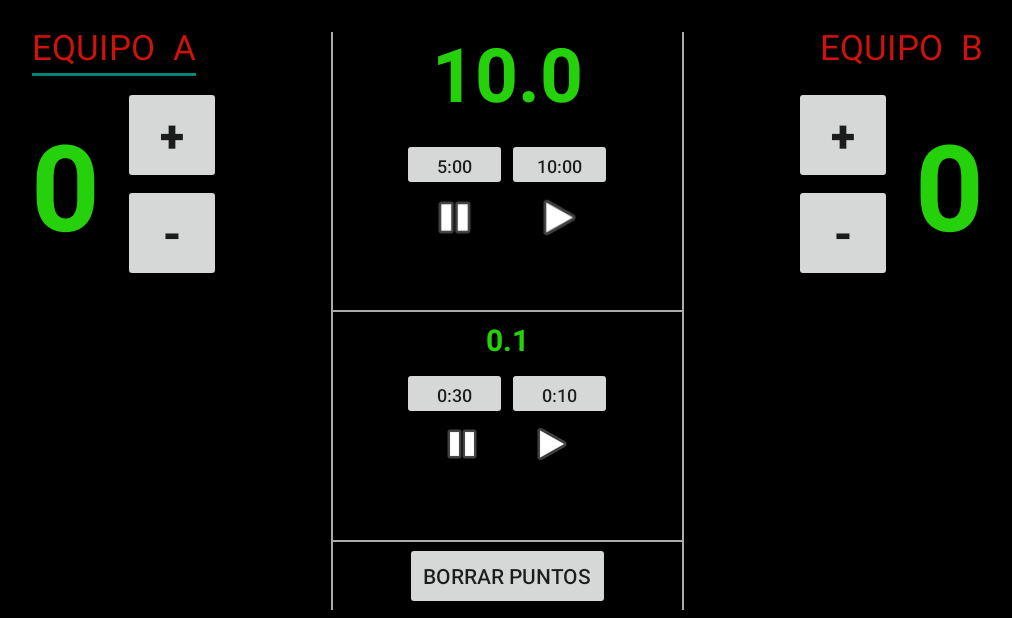
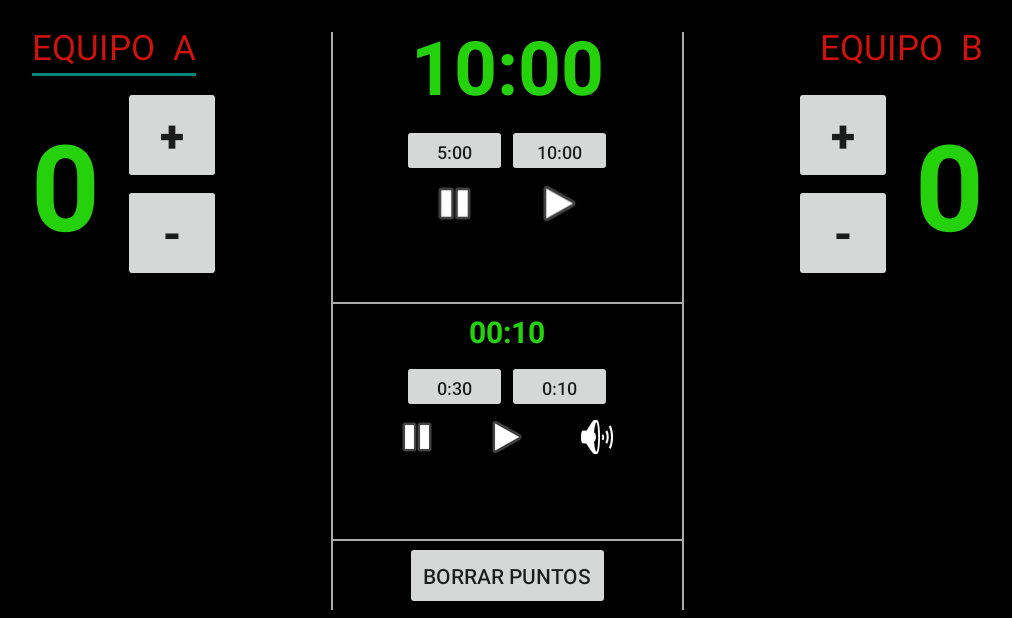
Before and after one commit to cristiansan/Scoreboard, an Android app: the screen it shows after launch (MainActivity), after a tap on "0:10", on a phone screen of 824 x 412 dp (held sideways). Shown: the whole screen, without its empty margins (110-1122 px from the left). Run offline under Robolectric (Android 15) with nearby library versions, the phone set to English and light mode, and no system bars; 3 other taps on this screen came first.

Commit message:
min y sec

```diff
--- a/app/src/main/java/com/lod/scordboard/MainActivity.java
+++ b/app/src/main/java/com/lod/scordboard/MainActivity.java
@@ -9,8 +9,8 @@ public class MainActivity extends AppCompatActivity {
 
     int scoreLeft = 0;
     int scoreRight = 0;
-    double mainClock = 15.00;
-    double secondaryClock = 10.00;
+    int mainClockMin = 15;
+    int secondaryClockSec = 10;
 
 
     @Override
@@ -56,39 +56,39 @@ public class MainActivity extends AppCompatActivity {
 //MAIN CLOCK -------------------------------------------------------------
 
     public void add5(View v){
-        mainClock =  5.00;
-        mainClock(mainClock);
+        mainClockMin =  5;
+        mainClock(mainClockMin);
     }
 
     public void add10(View v){
-        mainClock = 10.00;
-        mainClock(mainClock);
+        mainClockMin = 10;
+        mainClock(mainClockMin);
 
     }
 
 
-    public void mainClock(double score) {
-        TextView scoreView = (TextView) findViewById(R.id.mainclock);
+    public void mainClock(int score) {
+        TextView scoreView = (TextView) findViewById(R.id.mainClockMin);
         scoreView.setText(String.valueOf(score));
 
     }
 
 //SECONDARY CLOCK -------------------------------------------------------------
     public void add030(View v){
-        secondaryClock = 0.30;
-        secondaryClock(secondaryClock);
+        secondaryClockSec = 30;
+        secondaryClock(secondaryClockSec);
 
     }
 
     public void add010(View v){
-        secondaryClock =  0.10;
-        secondaryClock(secondaryClock);
+        secondaryClockSec = 10;
+        secondaryClock(secondaryClockSec);
 
 
     }
 
-    public void secondaryClock (double score){
-        TextView scoreView = (TextView)findViewById(R.id.secondaryclock);
+    public void secondaryClock (int score){
+        TextView scoreView = (TextView)findViewById(R.id.secondaryClockSec);
         scoreView.setText(String.valueOf(score));
     }
 
@@ -98,12 +98,12 @@ public class MainActivity extends AppCompatActivity {
     public void resetScore(View v) {
         scoreLeft = 0;
         scoreRight = 0;
-        mainClock = 15.00;
-        secondaryClock = 0.10;
+        mainClockMin = 15;
+        secondaryClockSec = 10;
         displayForLeft(scoreLeft);
         displayForRight(scoreRight);
-        mainClock(mainClock);
-        secondaryClock(secondaryClock);
+        mainClock(mainClockMin);
+        secondaryClock(secondaryClockSec);
 
     }
 }
--- a/app/src/main/res/layout/activity_main.xml
+++ b/app/src/main/res/layout/activity_main.xml
@@ -89,18 +89,49 @@
     android:orientation="vertical"
     android:layout_weight="1">
 //CLOCK-------------------------------------------
+
+    <LinearLayout
+        android:layout_width="match_parent"
+        android:layout_height="wrap_content"
+        android:gravity="center"
+        android:orientation="horizontal"
+        android:layout_weight="1">
 <TextView
-    android:layout_width="match_parent"
+    android:layout_width="wrap_content"
     android:layout_height="wrap_content"
-    android:text="15:00"
+    android:text="15"
     android:textColor="#25d10b"
     android:textStyle="bold"
     android:textSize="50dp"
     android:gravity="center"
-    android:layout_gravity="center"
-    android:id="@+id/mainclock"
-    android:layout_weight="2"
+    android:layout_gravity="center|end"
+    android:id="@+id/mainClockMin"
+
     />
+
+        <TextView
+            android:layout_width="wrap_content"
+            android:layout_height="wrap_content"
+            android:text=":"
+            android:textColor="#25d10b"
+            android:textStyle="bold"
+            android:textSize="50dp"
+            android:gravity="center"
+            android:layout_gravity="center"
+            />
+
+    <TextView
+        android:layout_width="wrap_content"
+        android:layout_height="wrap_content"
+        android:text="00"
+        android:textColor="#25d10b"
+        android:textStyle="bold"
+        android:textSize="50dp"
+        android:gravity="center"
+        android:layout_gravity="center"
+        android:id="@+id/mainClockSec"
+        />
+    </LinearLayout>
     //BOTONES CLOCK-------------------------------------------
 
 <LinearLayout
@@ -159,19 +190,49 @@
         android:layout_marginTop="16dp"
         android:background="@android:color/darker_gray" />
 
-    //CLOCK-------------------------------------------
-    <TextView
+    //CLOCK BREAK-------------------------------------------
+    <LinearLayout
         android:layout_width="match_parent"
         android:layout_height="wrap_content"
+        android:gravity="center"
+        android:orientation="horizontal"
+        android:layout_weight="1">
+
+    <TextView
+        android:layout_width="wrap_content"
+        android:layout_height="wrap_content"
         android:textColor="#25d10b"
-        android:text="00:10"
+        android:text="00"
         android:textStyle="bold"
         android:textSize="20dp"
         android:gravity="center"
         android:layout_gravity="center"
-        android:id="@+id/secondaryclock"
-        android:layout_weight="1"
+        android:id="@+id/secondaryClockMin"
         />
+
+        <TextView
+            android:layout_width="wrap_content"
+            android:layout_height="wrap_content"
+            android:textColor="#25d10b"
+            android:text=":"
+            android:textStyle="bold"
+            android:textSize="20dp"
+            android:gravity="center"
+            android:layout_gravity="center"
+            />
+
+        <TextView
+            android:layout_width="wrap_content"
+            android:layout_height="wrap_content"
+            android:textColor="#25d10b"
+            android:text="10"
+            android:textStyle="bold"
+            android:textSize="20dp"
+            android:gravity="center"
+            android:layout_gravity="center"
+            android:id="@+id/secondaryClockSec"
+            />
+        </LinearLayout>
     //BOTONES CLOCK-------------------------------------------
 
     <LinearLayout
@@ -218,6 +279,11 @@
                 android:layout_width="60dp"
                 android:layout_height="wrap_content"
                 android:src="@android:drawable/ic_media_play"
+                />
+            <ImageView
+                android:layout_width="60dp"
+                android:layout_height="wrap_content"
+                android:src="@android:drawable/ic_lock_silent_mode_off"
                 />
 
         </LinearLayout>
```
